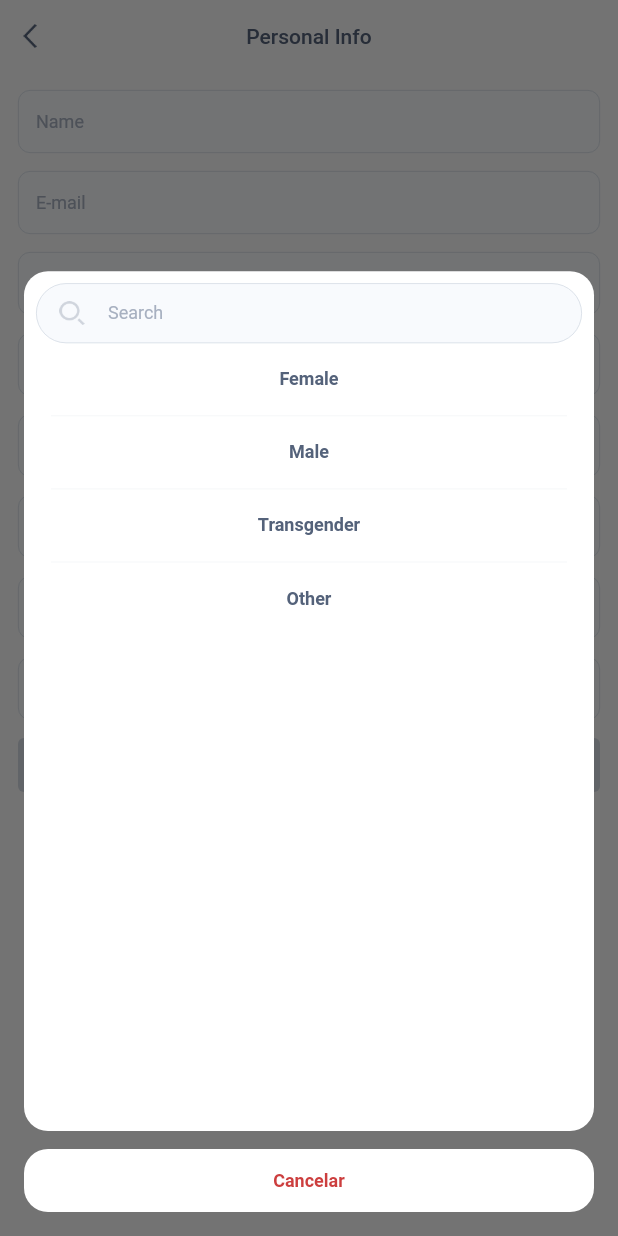
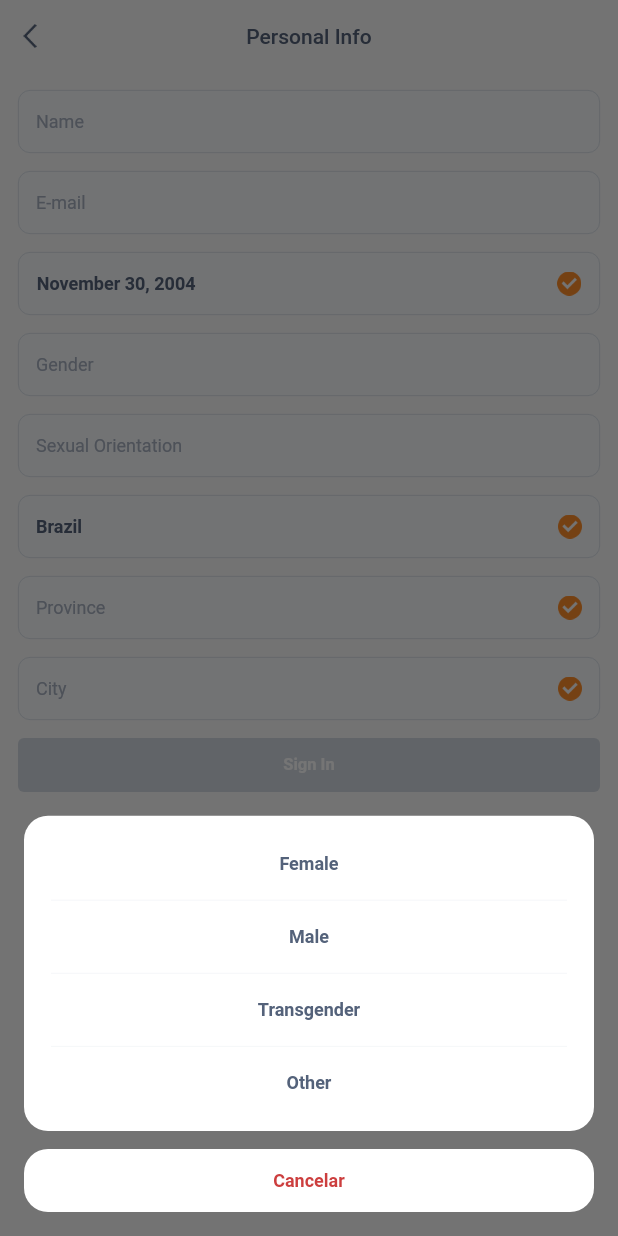
Before and after one commit to andreleitejr/pingo, a Flutter app: the screen it shows after launch, after a tap on "Gender", on a phone screen of 412 x 824 dp. Run offline on Flutter 3.47's test engine with Material 2 defaults, Android fonts, the phone set to English and light mode, and no system bars; our stand-ins replace cloud_firestore, diacritic, dio, firebase_auth, firebase_core, firebase_storage and 13 more; missing offline and left inert: app_settings, blurhash, custom_map_markers, flutter_rounded_date_picker; accounts and stored records are empty; network calls fail.

Commit message:
signup design adjusts

```diff
--- a/lib/features/auth/pages/signup/signup_info_page.dart
+++ b/lib/features/auth/pages/signup/signup_info_page.dart
@@ -74,7 +74,7 @@ class _SignUpInfoPageState extends State<SignUpInfoPage>
             ),
             const DesignSpace(),
             Obx(
-              () => DesignSelectionInput<Gender>(
+              () => DesignSelectionDialog<Gender>(
                 items: genders,
                 value: genders.firstWhereOrNull(
                   (gender) => gender.title == controller.gender.value,
@@ -86,7 +86,7 @@ class _SignUpInfoPageState extends State<SignUpInfoPage>
             ),
             const DesignSpace(),
             Obx(
-              () => DesignSelectionInput<SexualOrientation>(
+              () => DesignSelectionDialog<SexualOrientation>(
                 items: sexualOrientations,
                 value: sexualOrientations.firstWhereOrNull(
                   (sexualOrientation) =>
@@ -101,7 +101,7 @@ class _SignUpInfoPageState extends State<SignUpInfoPage>
             const DesignSpace(),
             Obx(
               () {
-                return DesignSelectionInput<Country>(
+                return DesignSelectionDialog<Country>(
                   items: controller.countries,
                   value: controller.countries.firstWhereOrNull(
                     (country) => country.name == controller.country.value,
@@ -109,13 +109,14 @@ class _SignUpInfoPageState extends State<SignUpInfoPage>
                   hint: 'Country',
                   onChanged: controller.setCountry,
                   isValid: controller.countryValid,
+                  showSearch: true,
                 );
               },
             ),
             const DesignSpace(),
             Obx(
               () {
-                return DesignSelectionInput<Province>(
+                return DesignSelectionDialog<Province>(
                   items: controller.provinces,
                   value: controller.provinces.firstWhereOrNull(
                     (province) => province.name == controller.province.value,
@@ -123,13 +124,14 @@ class _SignUpInfoPageState extends State<SignUpInfoPage>
                   hint: 'Province',
                   onChanged: controller.setProvince,
                   isValid: controller.provinceValid,
+                  showSearch: true,
                 );
               },
             ),
             const DesignSpace(),
             Obx(
               () {
-                return DesignSelectionInput<City>(
+                return DesignSelectionDialog<City>(
                   items: controller.cities,
                   value: controller.cities.firstWhereOrNull(
                     (city) => city.name == controller.city.value,
@@ -137,6 +139,7 @@ class _SignUpInfoPageState extends State<SignUpInfoPage>
                   hint: 'City',
                   onChanged: controller.setCity,
                   isValid: controller.countryValid,
+                  showSearch: true,
                 );
               },
             ),
--- a/lib/widgets/dialogs/design_selection_dialog.dart
+++ b/lib/widgets/dialogs/design_selection_dialog.dart
@@ -2,20 +2,23 @@ import 'package:flutter/material.dart';
 import 'package:get/get.dart';
 
 import 'package:pingo/constants/design_color.dart';
+import 'package:pingo/constants/design_size.dart';
 import 'package:pingo/constants/design_text_style.dart';
 import 'package:pingo/core/extensions.dart';
 import 'package:pingo/models/selectable.dart';
 import 'package:pingo/widgets/design_search_input.dart';
+import 'package:pingo/widgets/design_space.dart';
 import 'package:pingo/widgets/design_text_input.dart';
 
-class DesignSelectionInput<T extends Selectable?> extends StatefulWidget {
-  const DesignSelectionInput({
+class DesignSelectionDialog<T extends Selectable?> extends StatefulWidget {
+  const DesignSelectionDialog({
     Key? key,
     this.value,
     required this.hint,
     required this.items,
     required this.onChanged,
     this.isValid = false,
+    this.showSearch = false,
   }) : super(key: key);
 
   final T? value;
@@ -23,14 +26,15 @@ class DesignSelectionInput<T extends Selectable?> extends StatefulWidget {
   final List<T> items;
   final Function(T?) onChanged;
   final bool isValid;
+  final bool showSearch;
 
   @override
-  State<DesignSelectionInput<T>> createState() =>
-      _DesignSelectionInputState<T>();
+  State<DesignSelectionDialog<T>> createState() =>
+      _DesignSelectionDialogState<T>();
 }
 
-class _DesignSelectionInputState<T extends Selectable?>
-    extends State<DesignSelectionInput<T>> {
+class _DesignSelectionDialogState<T extends Selectable?>
+    extends State<DesignSelectionDialog<T>> {
   final controller = SearchController();
 
   @override
@@ -61,28 +65,28 @@ class _DesignSelectionInputState<T extends Selectable?>
       backgroundColor: Colors.transparent,
       context: context,
       isScrollControlled: true,
-      builder: (_) => Container(
-        constraints: BoxConstraints(
-          maxHeight: MediaQuery.of(context).size.height * 0.8,
-        ),
-        child: Column(
+      builder: (_) => Column(
         mainAxisAlignment: MainAxisAlignment.end,
         mainAxisSize: MainAxisSize.min,
         children: [
-            Expanded(
-              child: Container(
+          Container(
             padding: const EdgeInsets.all(8),
             margin: const EdgeInsets.fromLTRB(16, 16, 16, 6),
             decoration: BoxDecoration(
-                    color: Colors.white,
-                    borderRadius: BorderRadius.circular(16)),
+                color: Colors.white, borderRadius: BorderRadius.circular(16)),
             child: Column(
               children: [
+                if (widget.showSearch)...[
+
+                  const DesignSpace(size: DesignSize.smallSpace,),
                   DesignSearchInput(
                     hint: 'Search',
                     onChanged: controller.setSearch,
                   ),
-                    Expanded(
+                ],
+                ConstrainedBox(
+                  constraints: BoxConstraints(
+                      maxHeight: MediaQuery.of(context).size.height * 0.8),
                   child: Obx(
                     () {
                       List<T> list = widget.items;
@@ -90,8 +94,8 @@ class _DesignSelectionInputState<T extends Selectable?>
                         list = list
                             .where((t) =>
                                 t != null &&
-                                    t.text.clean.contains(
-                                        controller.search.value.clean))
+                                t.text.clean
+                                    .contains(controller.search.value.clean))
                             .toList();
                       }
                       return ListView.builder(
@@ -116,8 +120,7 @@ class _DesignSelectionInputState<T extends Selectable?>
                                   padding: const EdgeInsets.symmetric(
                                       horizontal: 10),
                                   child: Container(
-                                        color: DesignColor.text200
-                                            .withOpacity(0.2),
+                                    color: DesignColor.text200.withOpacity(0.2),
                                     height: 0.75,
                                     width: double.infinity,
                                   ),
@@ -130,7 +133,6 @@ class _DesignSelectionInputState<T extends Selectable?>
                   ),
                 ),
               ],
-                ),
             ),
           ),
           Container(
@@ -153,7 +155,6 @@ class _DesignSelectionInputState<T extends Selectable?>
           ),
         ],
       ),
-      ),
     );
     if (result != null) widget.onChanged(result);
   }
```
Also changed, not shown: lib/features/auth/pages/signup/signup_page.dart (+7 -12 lines). Lines whose indentation alone changed are shown as unchanged.
